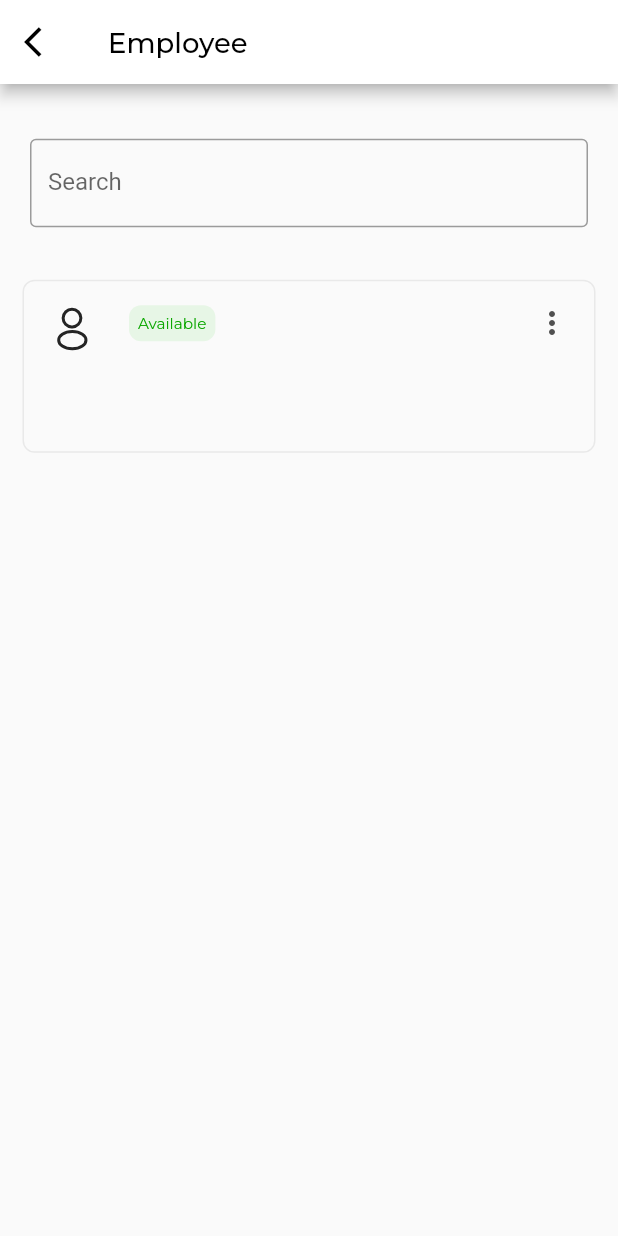
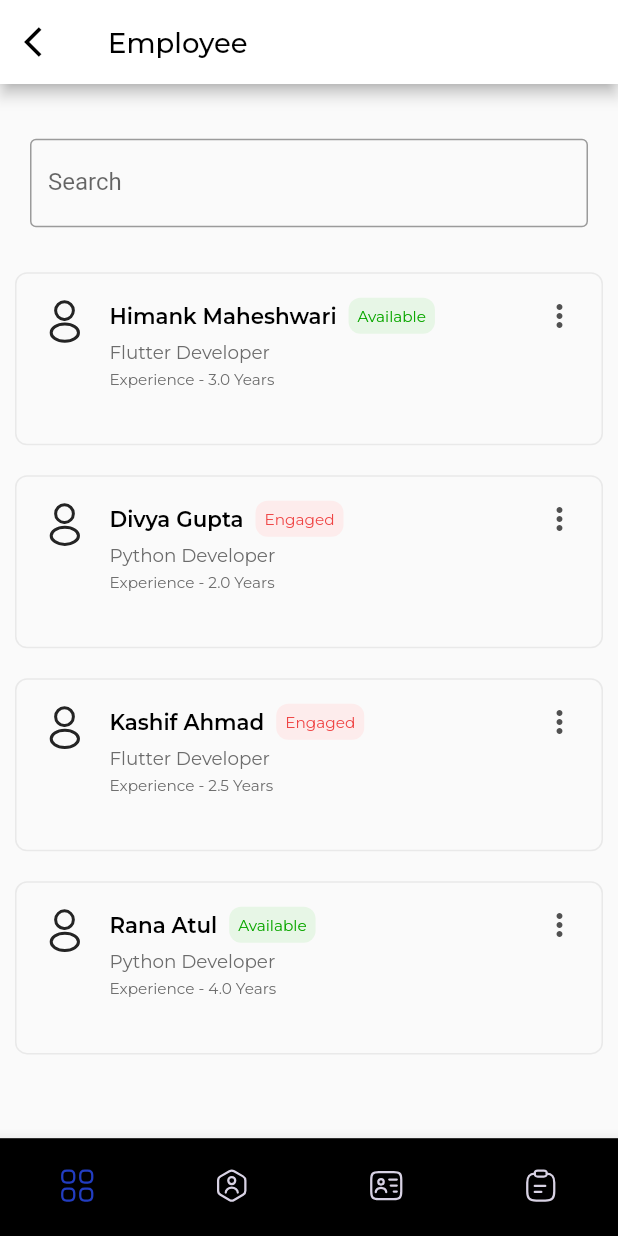
Before and after one commit to Runtimeterror2022/Runtime-T-Error-MobileApp, a Flutter app: the screen it shows after launch, on a phone screen of 412 x 824 dp. Run offline on Flutter 3.47's test engine with Material 2 defaults, Android fonts, the phone set to English and light mode, and no system bars; our stand-ins replace dio, flutter_screenutil, flutter_svg, get, google_fonts, google_sign_in and 3 more; missing offline and left inert: device_info_plus_web, firebase_analytics_web, firebase_core_web, firebase_messaging_web, firebase_remote_config_web, flutter_login_facebook and 2 more; accounts and stored records are empty.

Commit message:
Third
THird

```diff
--- a/flutter/lib/core/constants/app_text_style.dart
+++ b/flutter/lib/core/constants/app_text_style.dart
@@ -56,4 +56,9 @@ abstract class AppTextStyle {
     fontWeight: FontWeight.w400,
     color: AppColors.kactiveText,
   );
+  static TextStyle inActiveregular10 = GoogleFonts.montserrat(
+    fontSize: 10 * SizeConfig.textMultiplier!,
+    fontWeight: FontWeight.w400,
+    color: AppColors.kinActiveText,
+  );
 }
--- a/flutter/lib/core/constants/color_palette.dart
+++ b/flutter/lib/core/constants/color_palette.dart
@@ -10,5 +10,13 @@ abstract class AppColors {
   static const kgrey = Color(0xFF808080);
   static const kactiveBackground = Color(0xFFE7F6E6);
   static const kactiveText = Color(0xFF0BA700);
+  static const kinActiveBackground = Color(0xFFFDECEC);
+  static const kinActiveText = Color(0xFFEF4444);
   static const ktransparent = Colors.transparent;
 }
+
+// primary:#F5F5F5,
+//  secondary: #242424,
+//  cta: #009688,
+//   active:{bg:#E7F6E6, text:#0BA700},
+//   inactive:{bg:#FDECEC, text:#EF4444}
--- a/flutter/lib/feature/bottom_navigation_bar/view/bottom_navigation_bar_screen.dart
+++ b/flutter/lib/feature/bottom_navigation_bar/view/bottom_navigation_bar_screen.dart
@@ -3,6 +3,7 @@ import 'package:flutter_svg/flutter_svg.dart';
 import 'package:get/get.dart';
 import 'package:mvc_bolierplate_getx/core/constants/image_path.dart';
 import 'package:mvc_bolierplate_getx/core/reponsive/SizeConfig.dart';
+import 'package:mvc_bolierplate_getx/feature/home/view/home.dart';
 import 'package:mvc_bolierplate_getx/feature/log_in/view/login_screen.dart';
 
 TabController? homeTabController;
@@ -66,9 +67,7 @@ class _CustomBottomNavigationBarState extends State<CustomBottomNavigationBar>
               physics: const NeverScrollableScrollPhysics(),
               controller: pageController,
               //list of pages to navigate through bottom navigation bar
-              children: [
-                LoginScreen(),
-              ],
+              children: [HomePage()],
             )),
         bottomNavigationBar: Container(
           height: 64 * SizeConfig.heightMultiplier!,
@@ -94,7 +93,7 @@ class _CustomBottomNavigationBarState extends State<CustomBottomNavigationBar>
               selectedIconTheme: const IconThemeData(
                 color: Colors.blue,
               ),
-              selectedLabelStyle: TextStyle(color: Colors.blue),
+              selectedLabelStyle: const TextStyle(color: Colors.blue),
               selectedItemColor: Colors.blue,
             ),
           ),
--- a/flutter/lib/feature/home/view/home.dart
+++ b/flutter/lib/feature/home/view/home.dart
@@ -13,13 +13,38 @@ class HomePage extends StatefulWidget {
 
 class _HomePageState extends State<HomePage> {
   final TextEditingController _searchCtrl = TextEditingController();
+  final List<Map<String, dynamic>> _employee = [
+    {
+      'name': 'Himank Maheshwari',
+      'experience': '3.0',
+      'tech_stack': 'Flutter Developer',
+      'isAvailable': 'true',
+    },
+    {
+      'name': 'Divya Gupta',
+      'experience': '2.0',
+      'tech_stack': 'Python Developer',
+      'isAvailable': 'false',
+    },
+    {
+      'name': 'Kashif Ahmad',
+      'experience': '2.5',
+      'tech_stack': 'Flutter Developer',
+      'isAvailable': 'false',
+    },
+    {
+      'name': 'Rana Atul',
+      'experience': '4.0',
+      'tech_stack': 'Python Developer',
+      'isAvailable': 'true',
+    },
+  ];
   @override
   void initState() {
     super.initState();
   }
 
   @override
-  // ignore: prefer_expression_function_bodies
   Widget build(BuildContext context) {
     return Scaffold(
       appBar: AppBar(
@@ -52,17 +77,31 @@ class _HomePageState extends State<HomePage> {
               ),
             ),
           ),
-          employeeCard('', '', ''),
+          Expanded(
+            child: ListView.builder(
+              physics: const BouncingScrollPhysics(),
+              itemCount: _employee.length,
+              itemBuilder: (BuildContext context, int index) {
+                return employeeCard(
+                  _employee[index]['name'],
+                  _employee[index]['experience'],
+                  _employee[index]['tech_stack'],
+                  _employee[index]['isAvailable'],
+                );
+              },
+            ),
+          ),
         ],
       ),
     );
   }
 
   // ignore: prefer_expression_function_bodies
-  Widget employeeCard(String name, String experience, String techStack) {
+  Widget employeeCard(
+      String name, String experience, String techStack, String isAvailable) {
     return Container(
       height: MediaQuery.of(context).size.height * .14,
-      margin: const EdgeInsets.all(15),
+      margin: const EdgeInsets.all(10),
       padding: const EdgeInsets.all(16),
       decoration: BoxDecoration(
           border: Border.all(
@@ -84,7 +123,8 @@ class _HomePageState extends State<HomePage> {
                   children: [
                     Text(name, style: AppTextStyle.blackBold14),
                     const SizedBox(width: 8),
-                    Container(
+                    (isAvailable == 'true')
+                        ? Container(
                             padding: const EdgeInsets.all(5),
                             decoration: BoxDecoration(
                                 color: AppColors.kactiveBackground,
@@ -97,6 +137,20 @@ class _HomePageState extends State<HomePage> {
                               'Available',
                               style: AppTextStyle.activeregular10,
                             ),
+                          )
+                        : Container(
+                            padding: const EdgeInsets.all(5),
+                            decoration: BoxDecoration(
+                                color: AppColors.kinActiveBackground,
+                                border: Border.all(
+                                  color: AppColors.ktransparent,
+                                ),
+                                borderRadius:
+                                    const BorderRadius.all(Radius.circular(8))),
+                            child: Text(
+                              'Engaged',
+                              style: AppTextStyle.inActiveregular10,
+                            ),
                           ),
                   ],
                 ),
@@ -107,7 +161,7 @@ class _HomePageState extends State<HomePage> {
                 ),
                 const SizedBox(height: 4),
                 Text(
-                  experience,
+                  'Experience - $experience Years',
                   style: AppTextStyle.grey300Regular10,
                 ),
               ],
--- a/flutter/lib/my_app.dart
+++ b/flutter/lib/my_app.dart
@@ -3,6 +3,7 @@ import 'package:flutter/services.dart';
 import 'package:flutter_screenutil/flutter_screenutil.dart';
 import 'package:get/get.dart';
 import 'package:mvc_bolierplate_getx/core/constants/color_palette.dart';
+import 'package:mvc_bolierplate_getx/feature/bottom_navigation_bar/view/bottom_navigation_bar_screen.dart';
 import 'package:mvc_bolierplate_getx/feature/home/view/home.dart';
 import 'package:mvc_bolierplate_getx/feature/log_in/view/login_screen.dart';
 
@@ -31,7 +32,7 @@ class MyApp extends StatelessWidget {
                 ]);
                 return GetMaterialApp(
                   title: 'MyApp',
-                  home: HomePage(),
+                  home: CustomBottomNavigationBar(),
                 );
               })));
 }
```
Lines whose indentation alone changed are shown as unchanged.
